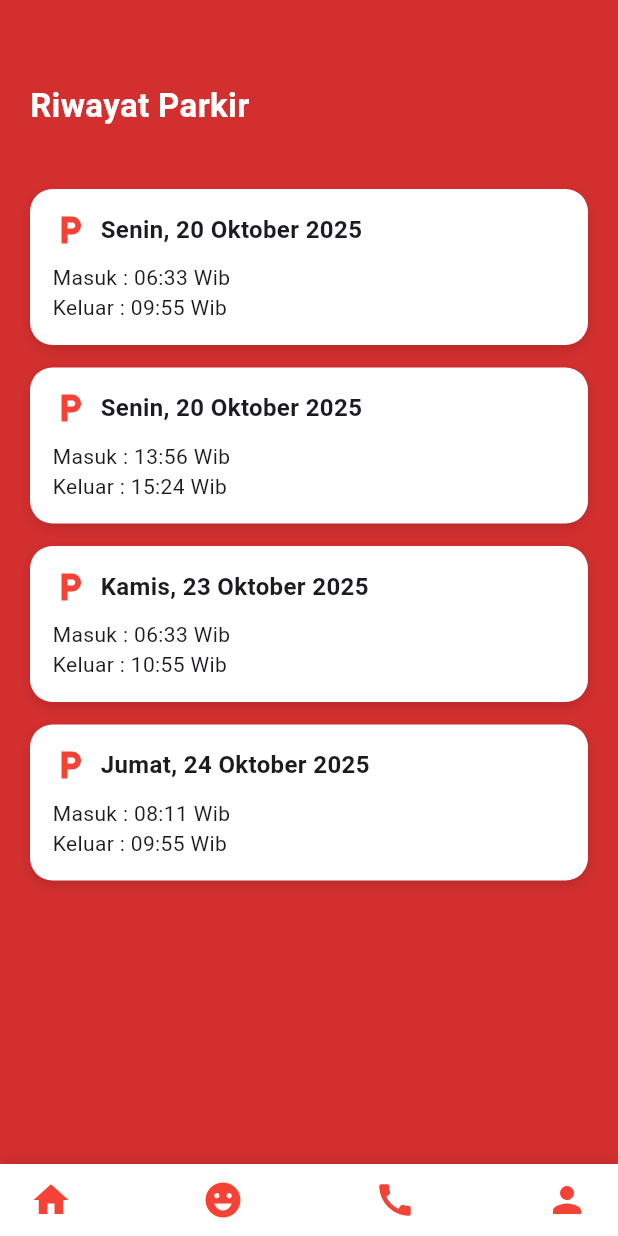
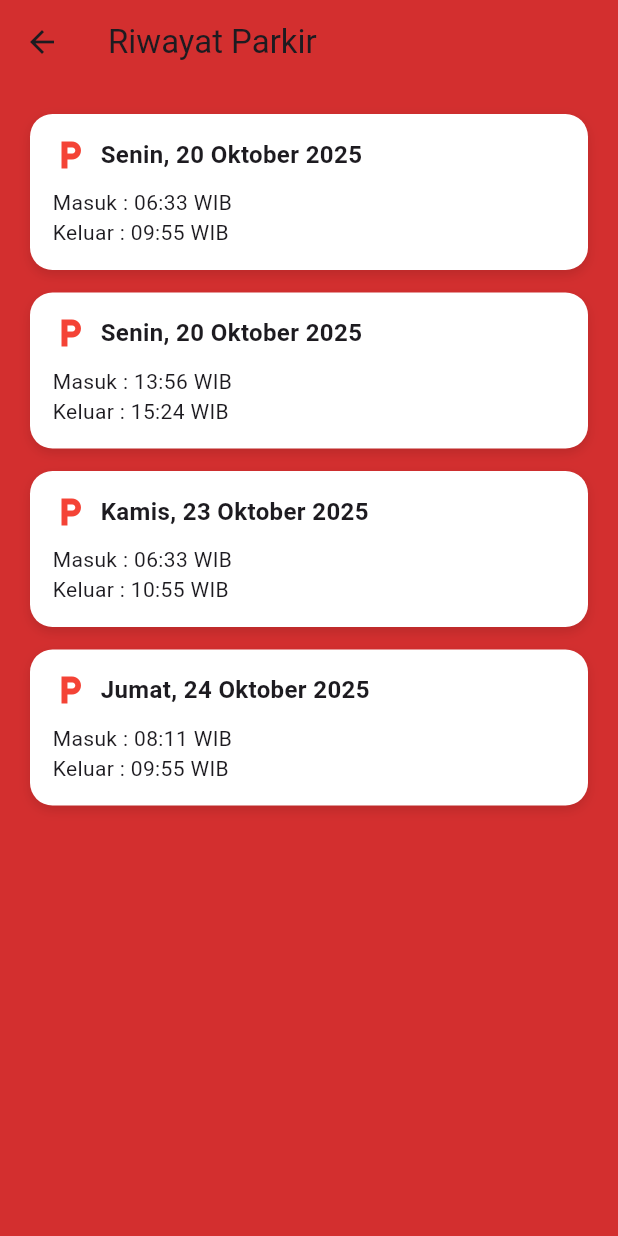
Before and after one commit to akhsanmakky/UMMparking, a Flutter app: the RiwayatParkir screen opened directly, on a phone screen of 412 x 824 dp. Run offline on Flutter 3.47's test engine with Material 3 defaults, Android fonts, the phone set to English and light mode, and no system bars; our stand-ins replace google_maps_flutter, location.

Commit message:
Update riwayat_parkir.dart

```diff
--- a/lib/screens/riwayat_parkir.dart
+++ b/lib/screens/riwayat_parkir.dart
@@ -1,4 +1,3 @@
-// riwayat_parkir.dart
 import 'package:flutter/material.dart';
 
 class RiwayatParkir extends StatelessWidget {
@@ -24,7 +23,8 @@ class RiwayatParkir extends StatelessWidget {
               const SizedBox(width: 8),
               Text(
                 "$day, $date",
-                style: const TextStyle(fontSize: 16, fontWeight: FontWeight.bold),
+                style: const TextStyle(
+                    fontSize: 16, fontWeight: FontWeight.bold),
               ),
             ],
           ),
@@ -40,81 +40,30 @@ class RiwayatParkir extends StatelessWidget {
   Widget build(BuildContext context) {
     return Scaffold(
       backgroundColor: const Color(0xFFD32F2F),
-      body: Column(
-        crossAxisAlignment: CrossAxisAlignment.start,
-        children: [
-          // HEADER
-          Container(
-            padding: const EdgeInsets.only(top: 55, left: 20, right: 20, bottom: 20),
-            child: const Text(
-              "Riwayat Parkir",
-              style: TextStyle(color: Colors.white, fontSize: 22, fontWeight: FontWeight.bold),
+
+      appBar: AppBar(
+        backgroundColor: const Color(0xFFD32F2F),
+        elevation: 0,
+        leading: IconButton(
+          icon: const Icon(Icons.arrow_back),
+          onPressed: () => Navigator.pop(context),
         ),
+        title: const Text("Riwayat Parkir"),
       ),
 
-          Expanded(
-            child: Container(
+      body: Padding(
         padding: const EdgeInsets.all(20),
-              decoration: const BoxDecoration(
-                color: Color(0xFFD32F2F),
-              ),
         child: SingleChildScrollView(
           child: Column(
             children: [
-                    _riwayatCard("Senin", "20 Oktober 2025", "06:33 Wib", "09:55 Wib"),
-                    _riwayatCard("Senin", "20 Oktober 2025", "13:56 Wib", "15:24 Wib"),
-                    _riwayatCard("Kamis", "23 Oktober 2025", "06:33 Wib", "10:55 Wib"),
-                    _riwayatCard("Jumat", "24 Oktober 2025", "08:11 Wib", "09:55 Wib"),
+              _riwayatCard("Senin", "20 Oktober 2025", "06:33 WIB", "09:55 WIB"),
+              _riwayatCard("Senin", "20 Oktober 2025", "13:56 WIB", "15:24 WIB"),
+              _riwayatCard("Kamis", "23 Oktober 2025", "06:33 WIB", "10:55 WIB"),
+              _riwayatCard("Jumat", "24 Oktober 2025", "08:11 WIB", "09:55 WIB"),
             ],
           ),
-              ),
-            ),
-          ),
-        ],
-      ),
-
-      // BOTTOM NAV
-      bottomNavigationBar: Container(
-        padding: const EdgeInsets.symmetric(horizontal: 20, vertical: 10),
-        decoration: const BoxDecoration(
-          color: Colors.white,
-          boxShadow: [
-            BoxShadow(color: Colors.black12, blurRadius: 6, offset: Offset(0, -1)),
-          ],
-        ),
-        child: Row(
-          mainAxisAlignment: MainAxisAlignment.spaceBetween,
-          children: const [
-            Icon(Icons.home, size: 28, color: Colors.red),
-            Icon(Icons.emoji_emotions, size: 28, color: Colors.red),
-            Icon(Icons.call, size: 28, color: Colors.red),
-            Icon(Icons.person, size: 28, color: Colors.red),
-          ],
         ),
       ),
     );
   }
 }
-
-
-// PERBAIKAN BOTTOM NAV UNTUK detail_zona.dart
-Widget fixedBottomNav() {
-  return Container(
-    padding: const EdgeInsets.symmetric(horizontal: 20, vertical: 10),
-    decoration: const BoxDecoration(
-      color: Colors.white,
-      boxShadow: [
-        BoxShadow(color: Colors.black12, blurRadius: 6, offset: Offset(0, -1)),
-      ],
-    ),
-    child: Row(
-      mainAxisAlignment: MainAxisAlignment.spaceBetween,
-      children: const [
-        Icon(Icons.home, size: 28, color: Colors.red),
-        Icon(Icons.qr_code_scanner, size: 28, color: Colors.red),
-        Icon(Icons.access_time, size: 28, color: Colors.red),
-        Icon(Icons.person, size: 28, color: Colors.red),
-      ],
-    ),
-  );
-}
```
Lines whose indentation alone changed are shown as unchanged.
